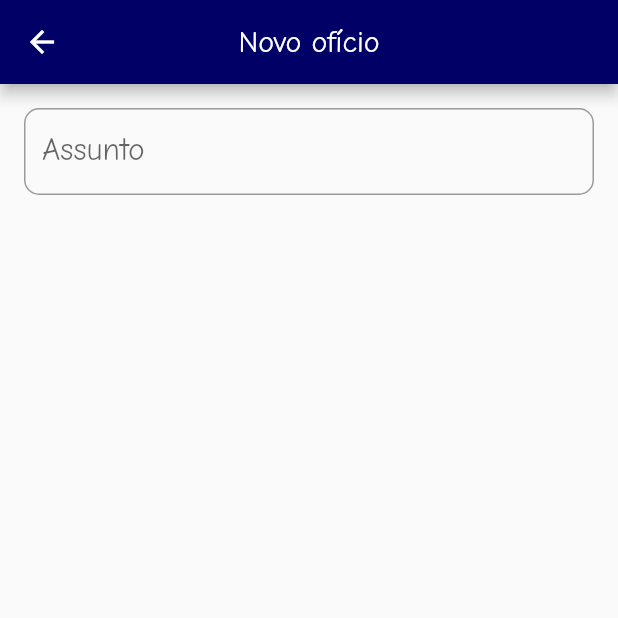
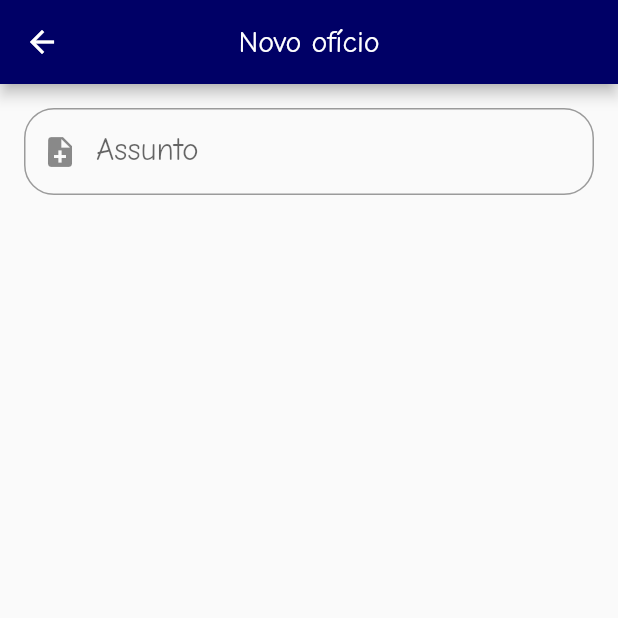
Before and after one commit to DamiaoCanndido/notices_app, a Flutter app: the NoticeCreate screen opened directly, on a phone screen of 412 x 824 dp, the top half of it. Run offline on Flutter 3.47's test engine with Material 2 defaults, Android fonts, the phone set to English and light mode, and no system bars; our stand-ins replace dio, flutter_mobx, mobx; generated files the repository leaves out were written again; network calls fail; statements that could not run were skipped.

```diff
--- /dev/null
+++ b/lib/common/app_text_field/app_text_field.dart
@@ -0,0 +1,63 @@
+import 'package:flutter/material.dart';
+import 'package:flutter/services.dart';
+
+class AppTextField extends StatelessWidget {
+
+  final String label;
+  final TextStyle style;
+  final TextAlign textAlign;
+  final TextInputType keyboardType;
+  final Function(String) onChanged;
+  // final FormFieldValidator<String> validator;
+  final List<TextInputFormatter> inputFormatters;
+  final TextEditingController controller;
+  final String errorText;
+  final Widget prefix;
+  final Widget suffix;
+  final bool password;
+  final enabled;
+
+  AppTextField({
+    this.label,
+    this.style,
+    this.textAlign,
+    this.keyboardType,
+    // this.validator,
+    this.controller,
+    this.inputFormatters,
+    this.errorText,
+    this.password = false,
+    this.prefix,
+    this.suffix,
+    this.enabled = true,
+    this.onChanged
+  });
+
+  @override
+  Widget build(BuildContext context){
+    return TextFormField(
+      keyboardType: keyboardType,
+      obscureText: password,
+      textAlign: textAlign,
+      style: style,
+      autocorrect: false,
+      textInputAction: TextInputAction.done,
+      inputFormatters: inputFormatters,
+      controller: controller,
+      decoration: InputDecoration(
+        labelText: label,
+        errorText: errorText,
+        prefixIcon: prefix,
+        suffixIcon: suffix,
+        labelStyle: TextStyle(
+          fontSize: 21,
+        ),
+        border: OutlineInputBorder(
+          borderRadius: BorderRadius.circular(20)
+        )
+      ),
+      enabled: enabled, // Modificar
+      onChanged: onChanged,
+    );
+  }
+}
--- a/lib/screens/notices/notice_create.dart
+++ b/lib/screens/notices/notice_create.dart
@@ -1,5 +1,6 @@
 import 'package:flutter/material.dart';
 import 'package:flutter_mobx/flutter_mobx.dart';
+import 'package:notices/common/app_text_field/app_text_field.dart';
 import 'package:notices/models/notice_model.dart';
 import 'package:notices/stores/notice_store.dart';
 import 'package:provider/provider.dart';
@@ -59,23 +60,15 @@ class _NoticeCreateState extends State<NoticeCreate> {
           children: <Widget>[
             Observer(
               builder: (_){
-                return TextFormField(
+                return AppTextField(
+                  textAlign: TextAlign.start,
+                  label: "Assunto",
                   controller: tSubjects,
-                  minLines: 1,
-                  maxLines: 10,
+                  errorText: _noticeStore.errorSubjects,
                   keyboardType: TextInputType.text,
-                  textInputAction: TextInputAction.done,
+                  prefix: Icon(Icons.note_add),
+                  enabled: true,
                   onChanged: _noticeStore.setSubjects,
-                  decoration: InputDecoration(
-                    labelText: "Assunto",
-                    errorText: _noticeStore.errorSubjects,
-                    labelStyle: TextStyle(
-                      fontSize: 21,
-                    ),
-                    border: OutlineInputBorder(
-                      borderRadius: BorderRadius.circular(10)
-                    )
-                  ),
                 );
               }
             ),
```
Also changed, not shown: lib/screens/reminder/reminder_create.dart (added, +33 -0 lines), lib/screens/reminder/reminder_screen.dart (+18 -1 lines).
